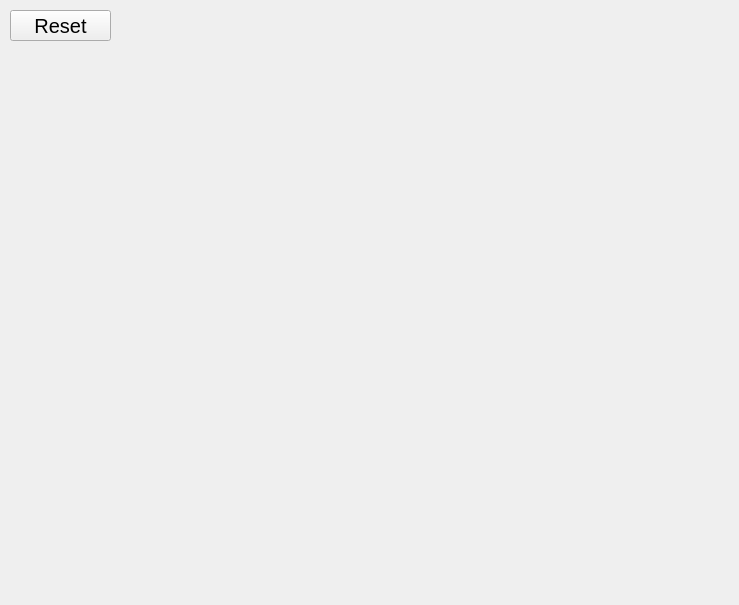
Old version of the form src/ui/MainWindow.ui in the repository Blitblank/metabalus.
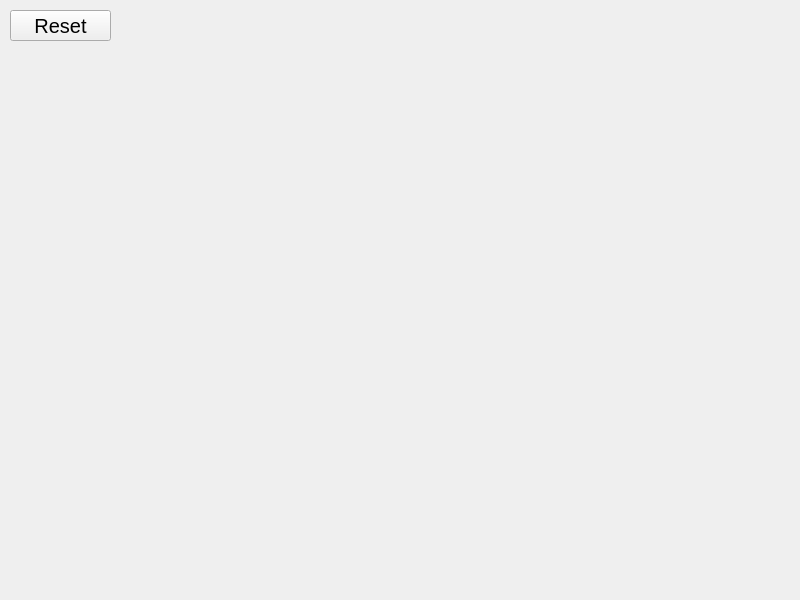
New version of the form. Custom widgets are drawn as their Qt base class.

Diff of the .ui file:
```diff
--- a/src/ui/MainWindow.ui
+++ b/src/ui/MainWindow.ui
@@ -6,8 +6,8 @@
    <rect>
     <x>0</x>
     <y>0</y>
-    <width>739</width>
-    <height>605</height>
+    <width>800</width>
+    <height>600</height>
    </rect>
   </property>
   <property name="windowTitle">
```
Left out of the diff: 54 changed lines with no effect on the pictures.
